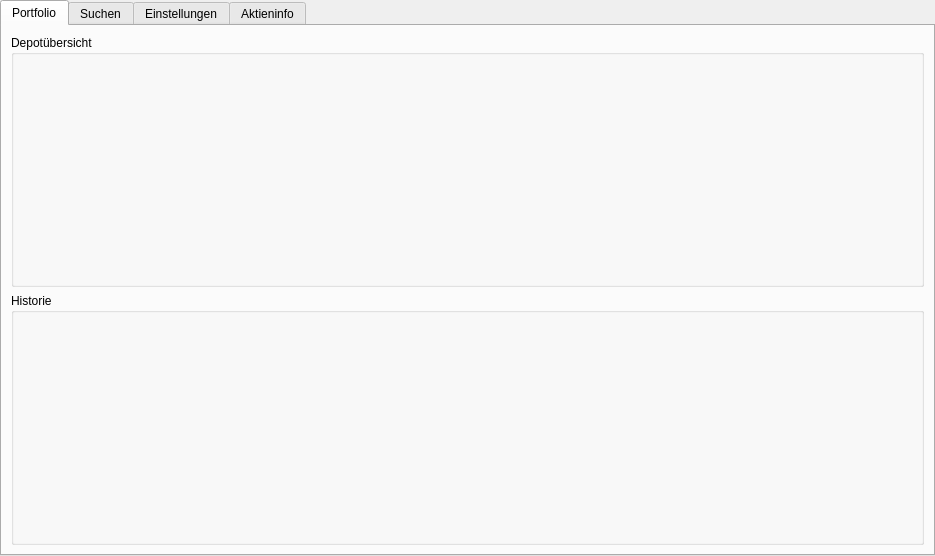
eliaskohout/Boersenspiel, file ui/main_window.ui: the form before one commit.
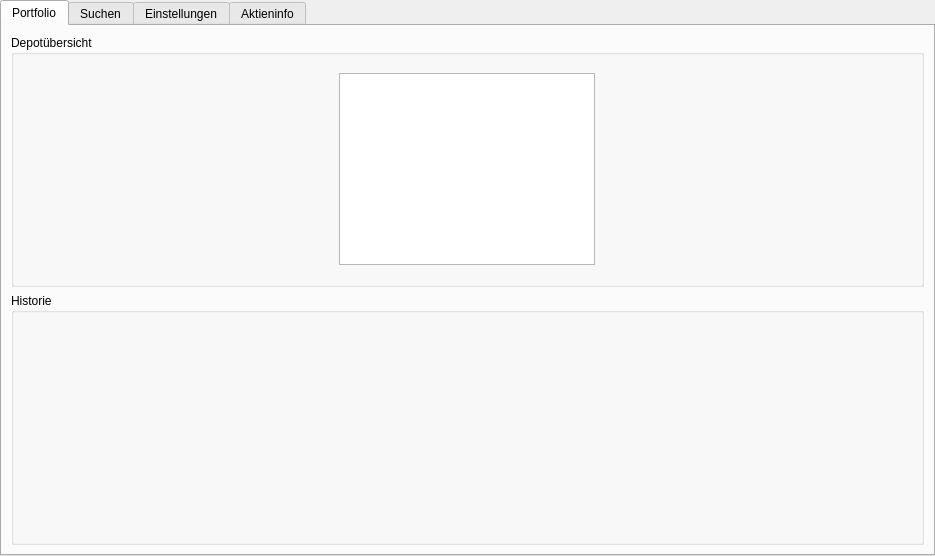
The form after the commit.

What changed in the file:
```diff
--- a/ui/main_window.ui
+++ b/ui/main_window.ui
@@ -75,7 +75,18 @@
          <property name="title">
           <string>Depotübersicht</string>
          </property>
-         <layout class="QGridLayout" name="gridLayout_3"/>
+         <layout class="QGridLayout" name="gridLayout_3">
+          <item row="0" column="0">
+           <widget class="QListWidget" name="listWidget_gekaufteAktien">
+            <property name="sizePolicy">
+             <sizepolicy hsizetype="Fixed" vsizetype="Fixed">
+              <horstretch>0</horstretch>
+              <verstretch>0</verstretch>
+             </sizepolicy>
+            </property>
+           </widget>
+          </item>
+         </layout>
         </widget>
        </item>
       </layout>
```
